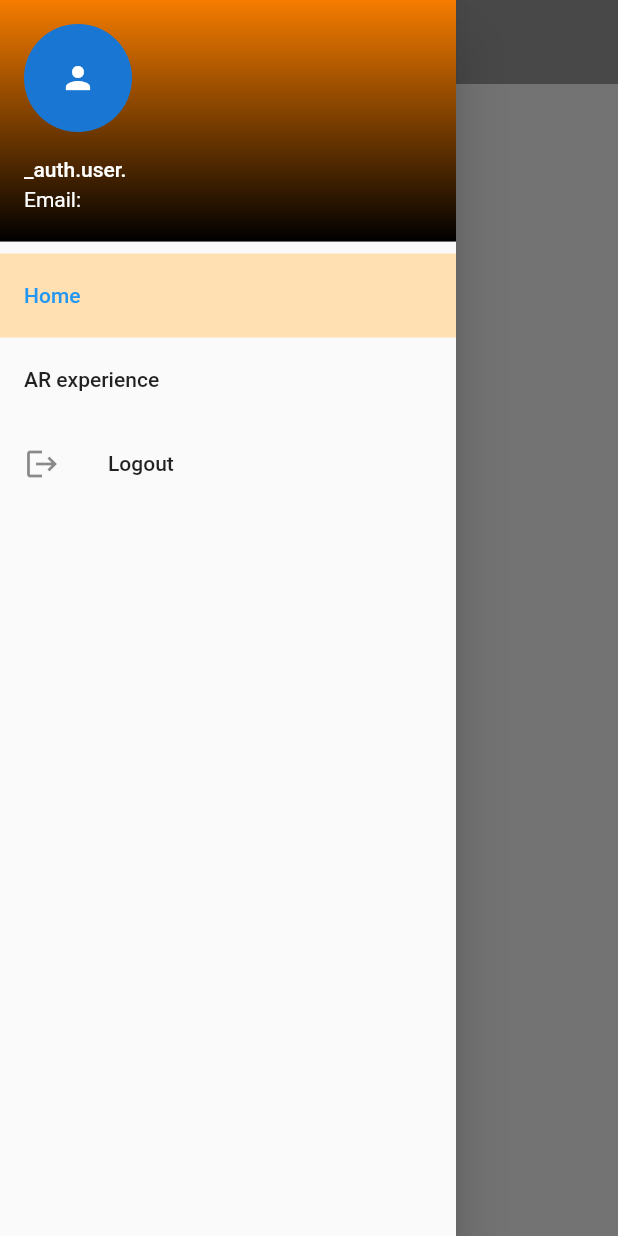
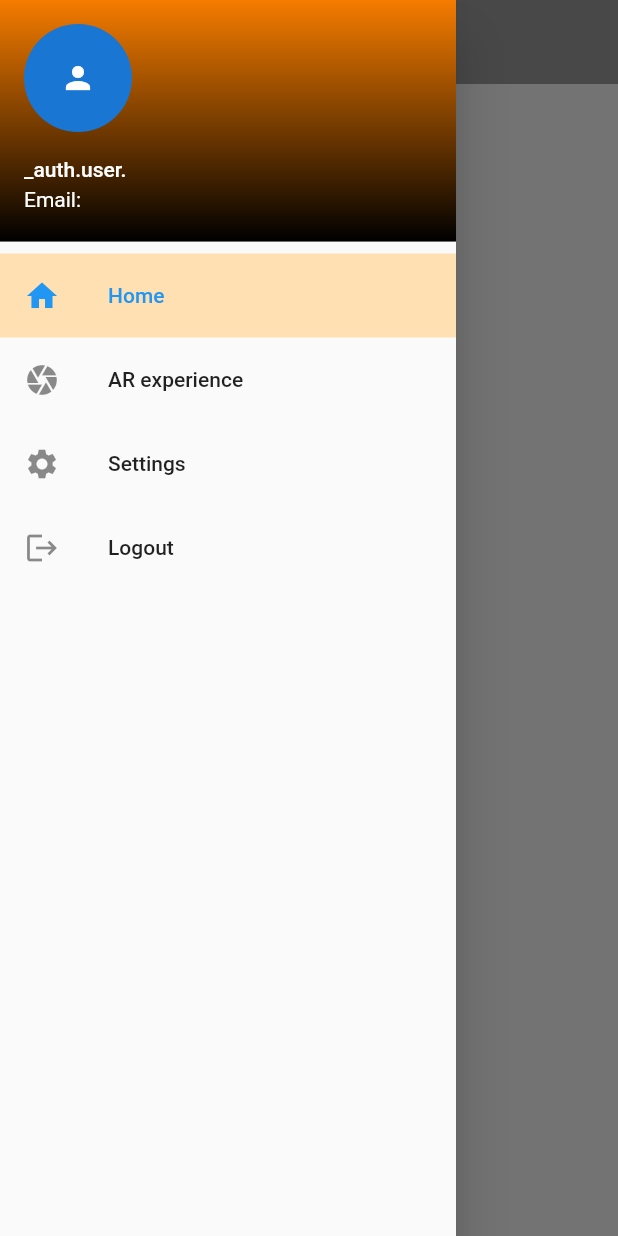
Before and after one commit to bayrem999/Flutter-Firebase-SignIn, a Flutter app: the screen it shows once a user with an empty profile is signed in, with the side drawer open, on a phone screen of 412 x 824 dp. Run offline on Flutter 3.47's test engine with Material 2 defaults, Android fonts, the phone set to English and light mode, and no system bars; our stand-ins replace animated_splash_screen, cloud_firestore, firebase_auth, firebase_core, lottie, settings_ui; accounts and stored records are empty.

Commit message:
Settings : Dark_mode

```diff
--- a/lib/main.dart
+++ b/lib/main.dart
@@ -1,29 +1,33 @@
+import 'package:cloud_firestore/cloud_firestore.dart';
 import 'package:flutter/material.dart';
 import 'package:sign_in/Models/User.dart';
 import 'package:sign_in/Services/auth.dart';
 import 'package:sign_in/screens/Home/AR.dart';
 import 'package:sign_in/screens/Home/AppState.dart';
+import 'package:sign_in/screens/Home/Settings.dart';
 import 'package:sign_in/screens/Home/home_screen.dart';
 import 'package:sign_in/screens/Wrapper.dart';
 import 'package:sign_in/screens/splach_screen.dart';
 import 'package:firebase_core/firebase_core.dart';
 import 'package:provider/provider.dart';
 
-
-
 void main() async {
   WidgetsFlutterBinding.ensureInitialized();
 
   await Firebase.initializeApp();
-  //initilization of Firebase app
-
-  // other Firebase service initialization
+  // Initialization of Firebase app
 
   runApp(
+
+
+
         ChangeNotifierProvider<AppState>(
           create: (context) => AppState(),
           child: MyApp(),
         ),
+
+
+
   );
 }
 
@@ -31,24 +35,27 @@ class MyApp extends StatelessWidget {
   const MyApp({super.key});
 
   @override
-  Widget build (BuildContext context ) {
-
-    return  StreamProvider<Users?>.value(
+  Widget build(BuildContext context) {
+    return StreamProvider<Users?>.value(
       value: AuthService().user,
       initialData: null,
-      child: MaterialApp(
+      child: Consumer<AppState>(
+        builder: (context, appState, child) {
+          // Access the AppState and get the isDarkModeEnabled property
+          bool isDarkModeEnabled = appState.isDarkModeEnabled;
 
+          return MaterialApp(
             title: 'My App',
-
+            theme: isDarkModeEnabled ? ThemeData.dark() : ThemeData.light(),
             routes: {
               '/home': (context) => home(),
               '/ar': (context) => AR(),
+              '/setting': (context) => SettingsPage(),
             },
             home: splach(),
+          );
+        },
       ),
     );
-
   }
-
-
 }
--- a/lib/screens/Home/AppState.dart
+++ b/lib/screens/Home/AppState.dart
@@ -1,8 +1,9 @@
 import 'package:flutter/material.dart';
-
 
 class AppState extends ChangeNotifier {
   int _selectedIndex = 0;
+  bool _isDarkModeEnabled = false;
+
 
   int get selectedIndex => _selectedIndex;
 
@@ -10,4 +11,12 @@ class AppState extends ChangeNotifier {
     _selectedIndex = index;
     notifyListeners();
   }
+
+  bool get isDarkModeEnabled => _isDarkModeEnabled;
+
+  set isDarkModeEnabled(bool value) {
+    _isDarkModeEnabled = value;
+    notifyListeners();
+  }
+
 }
--- a/lib/screens/Home/CustomDrawer.dart
+++ b/lib/screens/Home/CustomDrawer.dart
@@ -57,6 +57,7 @@ class _customDrawerState extends State<customDrawer> {
           child: ListView(
             children:   [
           ListTile(
+            leading: Icon(Icons.home),
           title: Text('Home'),
             onTap: () {
               var appState = Provider.of<AppState>(context, listen: false);
@@ -68,6 +69,7 @@ class _customDrawerState extends State<customDrawer> {
             selectedTileColor: Colors.orange.shade100,
          ),
           ListTile(
+            leading: Icon(Icons.camera),
             title: Text('AR experience'),
             onTap: () {
               var appState = Provider.of<AppState>(context, listen: false);
@@ -79,6 +81,19 @@ class _customDrawerState extends State<customDrawer> {
             selectedTileColor: Colors.orange.shade100,
           ),
           // Add more items as needed
+
+              ListTile(
+                leading: Icon(Icons.settings),
+                title: Text('Settings'),
+                onTap: () {
+                  var appState = Provider.of<AppState>(context, listen: false);
+                  appState.selectedIndex = 2;
+                  Navigator.pop(context);
+                  Navigator.pushNamed(context, '/setting'); // Navigate to the AR screen
+                },
+                selected: appState.selectedIndex == 2,
+                selectedTileColor: Colors.orange.shade100,
+              ),
 
               // Add more ListTile widgets as needed
               ListTile(
```
Also changed, not shown: lib/screens/Home/Settings.dart (added, +138 -0 lines), pubspec.yaml (+7 -0 lines), pubspec.lock. Lines whose indentation alone changed are shown as unchanged.
